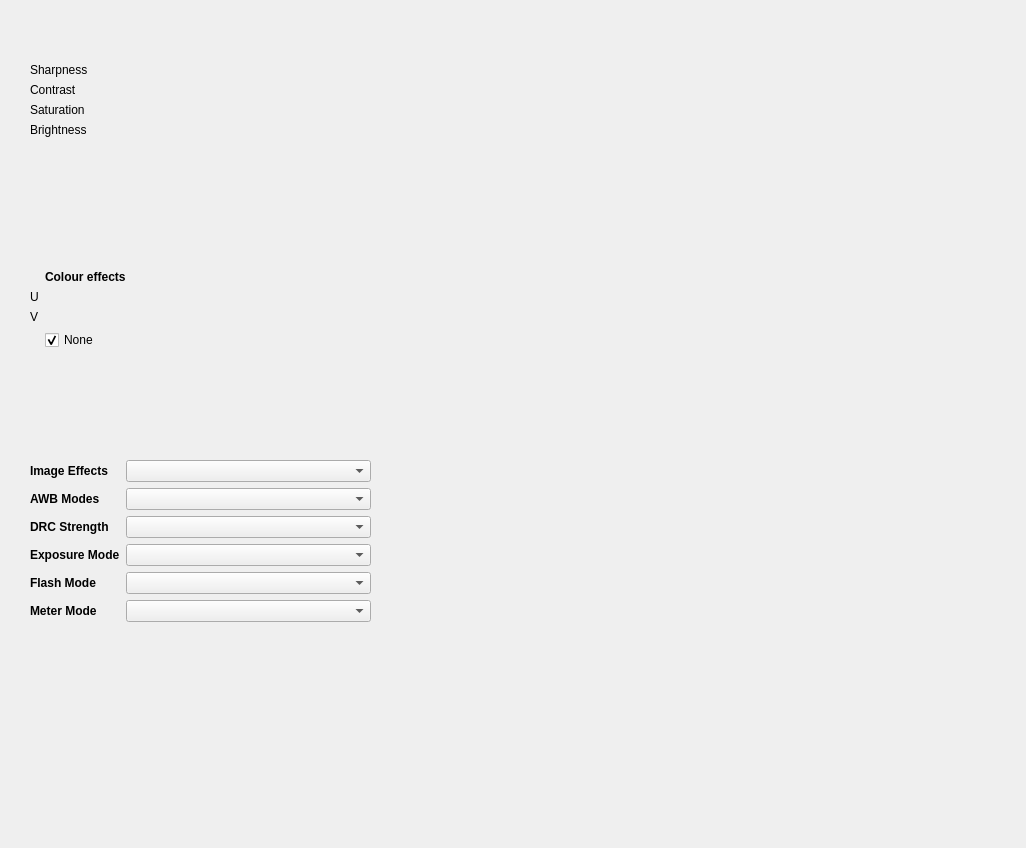
The window that adjustmentsTab.ui (cambridgeBlueMan/piSnap) describes before a commit, drawn with Qt 5.
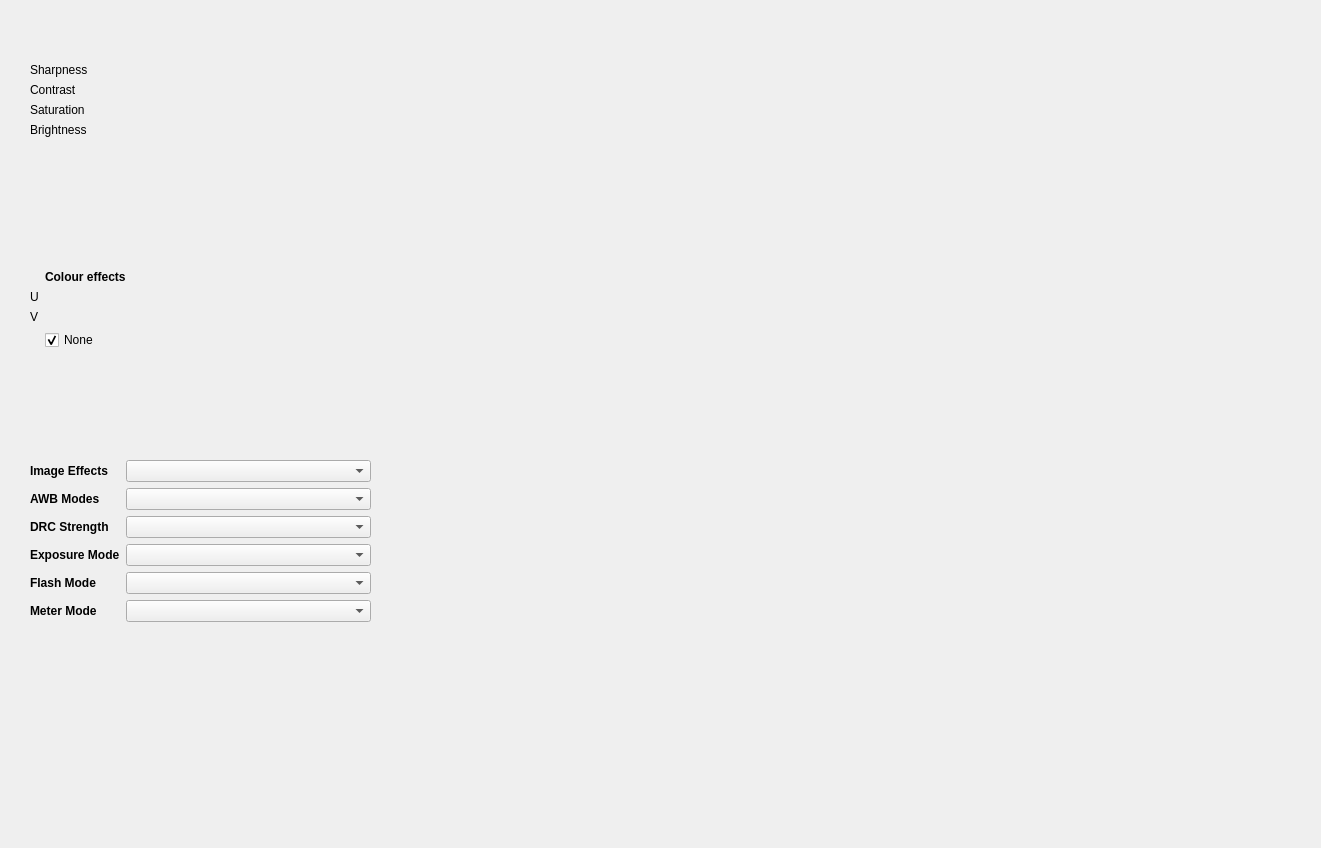
The same window after the commit. Custom widgets are drawn as their Qt base class.

Commit message: adjustments tab updates slots

```diff
--- a/adjustmentsTab.ui
+++ b/adjustmentsTab.ui
@@ -6,7 +6,7 @@
    <rect>
     <x>0</x>
     <y>0</y>
-    <width>1026</width>
+    <width>1321</width>
     <height>848</height>
    </rect>
   </property>
```
Left out of the diff: 29 changed lines with no effect on the pictures. The commit also changes 3 other files.
